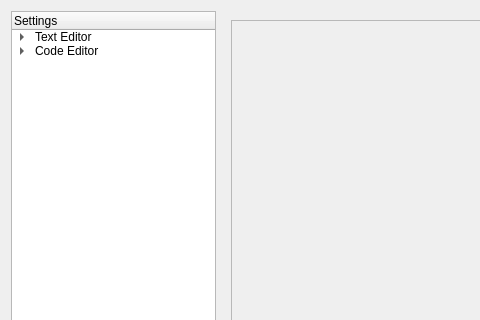
Before: the Qt Designer form TextEditor/optionswindow.ui in BryceCallender/TextEditor, drawn with Qt 5; both pictures show x 0 to 480 and y 0 to 320 of the 849 by 556 pixel window.
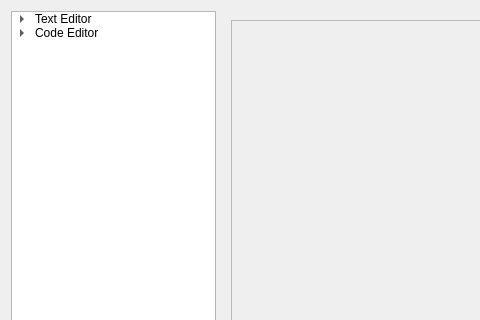
After: the same form once the commit is applied.

What changed in the file:
```diff
--- a/TextEditor/optionswindow.ui
+++ b/TextEditor/optionswindow.ui
@@ -23,7 +23,7 @@
       <enum>Qt::ScrollBarAsNeeded</enum>
      </property>
      <attribute name="headerVisible">
-      <bool>true</bool>
+      <bool>false</bool>
      </attribute>
      <column>
       <property name="text">
```
Left out of the diff: 2 changed lines with no effect on the pictures.
